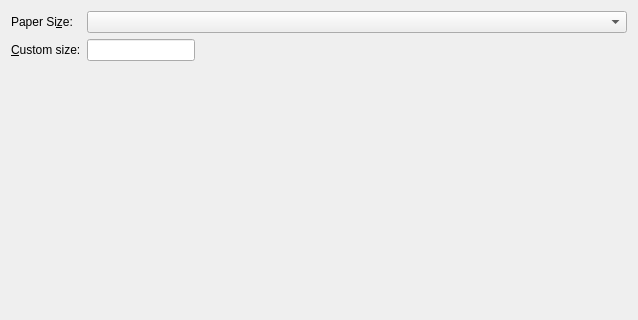
kovidgoyal/calibre, file src/calibre/gui2/convert/docx_output.ui: the form before one commit; both pictures show x 0 to 638 and y 0 to 320 of the 638 by 588 pixel window.
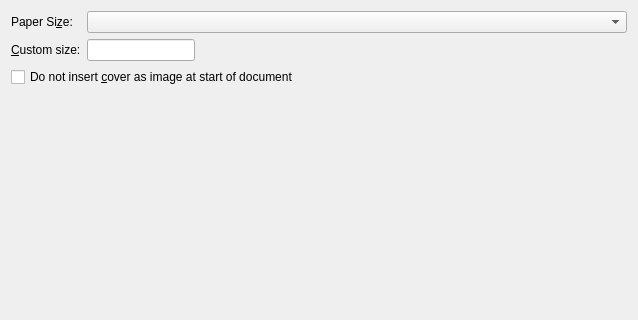
The form after the commit.

Commit message: DOCX Output: Insert book cover as full page image at the start of the document

Patch:
```diff
--- a/src/calibre/gui2/convert/docx_output.ui
+++ b/src/calibre/gui2/convert/docx_output.ui
@@ -47,6 +47,13 @@
      </property>
     </widget>
    </item>
+   <item row="2" column="0" colspan="2">
+    <widget class="QCheckBox" name="opt_docx_no_cover">
+     <property name="text">
+      <string>Do not insert &amp;cover as image at start of document</string>
+     </property>
+    </widget>
+   </item>
   </layout>
  </widget>
  <resources/>
```
The commit also changes 5 other files.
